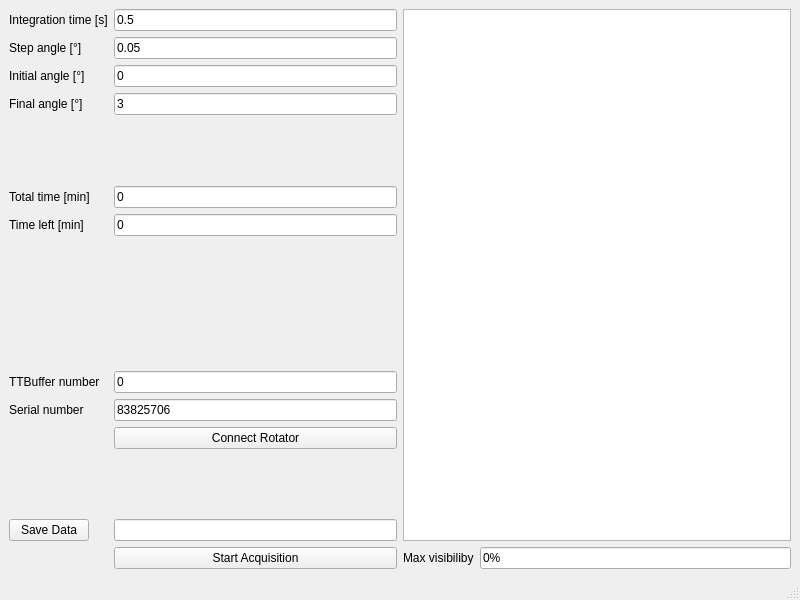
First picture: the form in timebin.ui, repository qLuxor/pylabtools, before the edit.
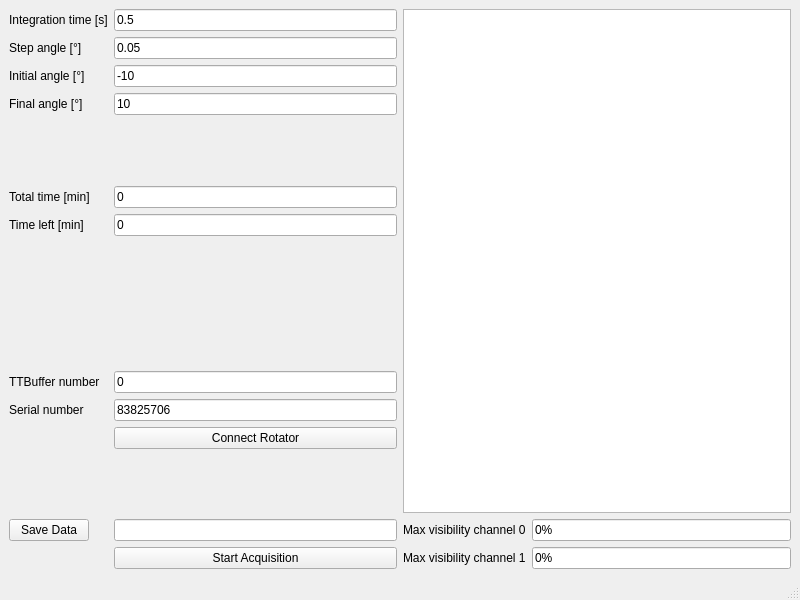
Second picture: the form after the edit. Custom widgets are drawn as their Qt base class.

Commit message: Visibility for channel 0 and 1 added

Diff of the .ui file:
```diff
--- a/timebin.ui
+++ b/timebin.ui
@@ -58,7 +58,7 @@
       <item row="2" column="1">
        <widget class="QLineEdit" name="txtIniAngle">
         <property name="text">
-         <string>0</string>
+         <string>-10</string>
         </property>
        </widget>
       </item>
@@ -72,7 +72,7 @@
       <item row="3" column="1">
        <widget class="QLineEdit" name="txtFinAngle">
         <property name="text">
-         <string>3</string>
+         <string>10</string>
         </property>
        </widget>
       </item>
@@ -220,13 +220,6 @@
         <property name="fieldGrowthPolicy">
          <enum>QFormLayout::AllNonFixedFieldsGrow</enum>
         </property>
-        <item row="0" column="0">
-         <widget class="QLabel" name="label_9">
-          <property name="text">
-           <string>Max visibiliby</string>
-          </property>
-         </widget>
-        </item>
         <item row="0" column="1">
          <widget class="QLineEdit" name="txtMaxVis">
           <property name="text">
@@ -234,6 +227,27 @@
           </property>
          </widget>
         </item>
+        <item row="1" column="1">
+         <widget class="QLineEdit" name="txtMaxVis1">
+          <property name="text">
+           <string>0%</string>
+          </property>
+         </widget>
+        </item>
+        <item row="1" column="0">
+         <widget class="QLabel" name="label_9">
+          <property name="text">
+           <string>Max visibility channel 1</string>
+          </property>
+         </widget>
+        </item>
+        <item row="0" column="0">
+         <widget class="QLabel" name="label_6">
+          <property name="text">
+           <string>Max visibility channel 0</string>
+          </property>
+         </widget>
+        </item>
        </layout>
       </item>
      </layout>
```
Left out of the diff: 5 changed lines with no effect on the pictures. The commit also changes 1 other file.
